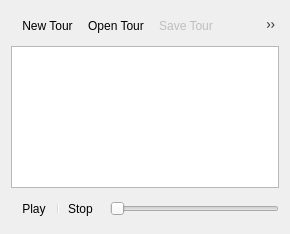
KDE/marble, file src/lib/marble/TourWidget.ui: the form before one commit.
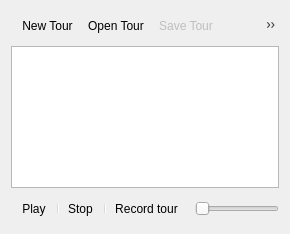
The form after the commit. Icons and pictures are not drawn.

```diff
--- a/src/lib/marble/TourWidget.ui
+++ b/src/lib/marble/TourWidget.ui
@@ -52,6 +52,8 @@
        <addaction name="actionPlay"/>
        <addaction name="separator"/>
        <addaction name="actionStop"/>
+       <addaction name="separator"/>
+       <addaction name="m_actionRecord"/>
       </widget>
      </item>
      <item>
```
Left out of the diff: 41 changed lines with no effect on the pictures.
